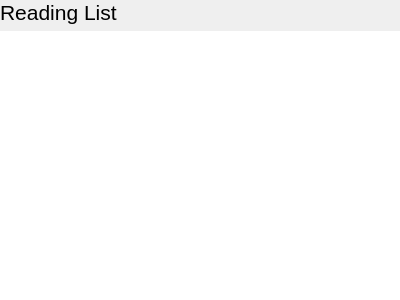
Before: the Qt Designer form src/readinglistbar.ui in heropj/hero-kiwix-desktop, drawn with Qt 5.
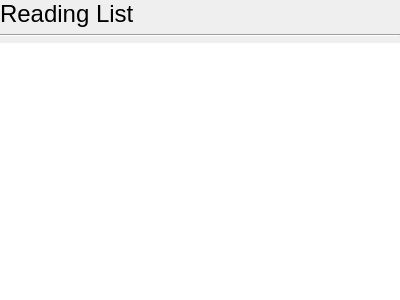
After: the same form once the commit is applied. Icons and pictures are not drawn.

```diff
--- a/src/readinglistbar.ui
+++ b/src/readinglistbar.ui
@@ -32,7 +32,7 @@
       <widget class="QLabel" name="label">
        <property name="font">
         <font>
-         <pointsize>16</pointsize>
+         <pointsize>18</pointsize>
         </font>
        </property>
        <property name="text">
@@ -64,8 +64,8 @@
        </property>
        <property name="iconSize">
         <size>
-         <width>30</width>
-         <height>30</height>
+         <width>25</width>
+         <height>25</height>
         </size>
        </property>
        <property name="flat">
@@ -75,6 +75,13 @@
      </item>
     </layout>
    </item>
+      <item>
+    <widget class="Line" name="line">
+     <property name="orientation">
+      <enum>Qt::Horizontal</enum>
+     </property>
+    </widget>
+   </item>
    <item>
     <widget class="QListWidget" name="listWidget">
      <property name="frameShape">
```
Left out of the diff: 2 changed lines with no effect on the pictures.
